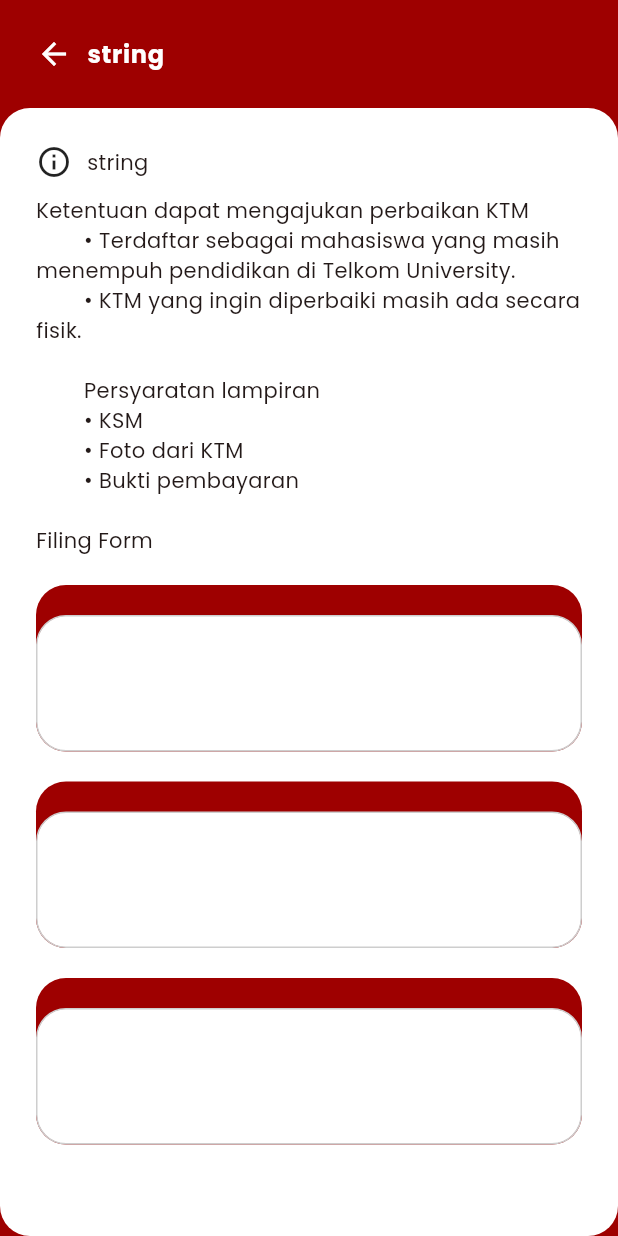
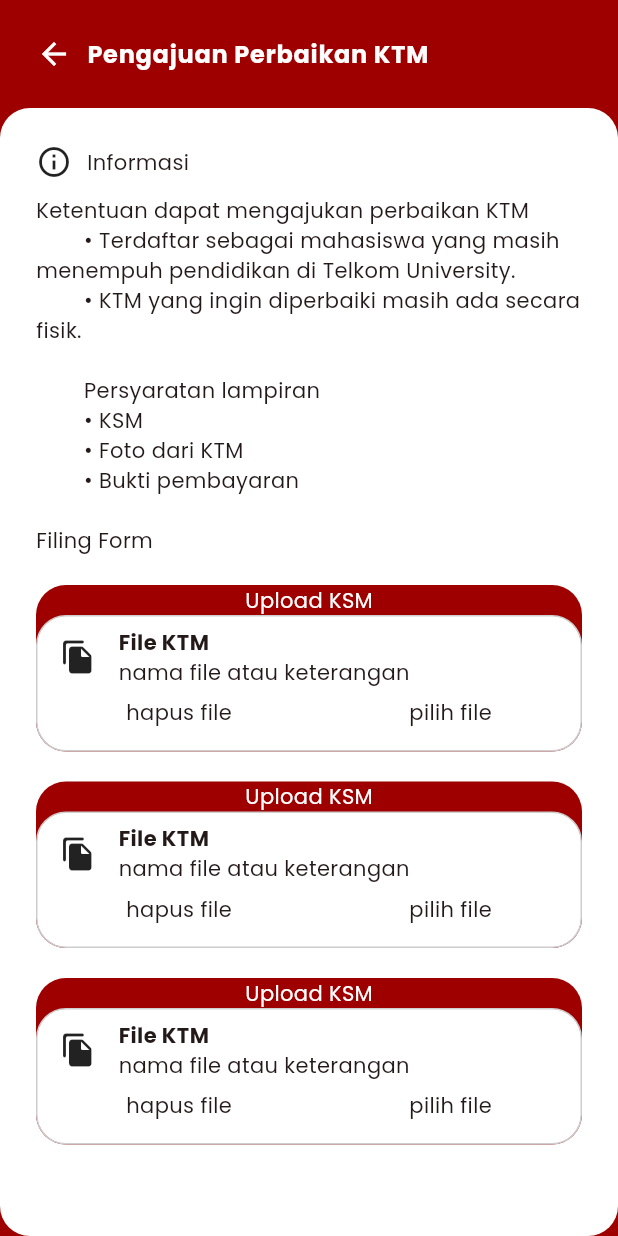
Before and after one commit to aliftf/oktm_service_mobile, a Flutter app: the screen it shows after launch, on a phone screen of 412 x 824 dp. Run offline on Flutter 3.47's test engine with Material 3 defaults, Android fonts, the phone set to English and light mode, and no system bars; missing offline and left inert: dart:html.

Commit message:
menambahkan konten pada filling form

```diff
--- a/lib/pages/pengajuan_page.dart
+++ b/lib/pages/pengajuan_page.dart
@@ -32,7 +32,7 @@ class Screen extends StatelessWidget {
                 children: [
                   Icon(Icons.arrow_back, color: Colors.white,),
                   SizedBox(width: 10,),
-                  Text("string", style: Theme.of(context).textTheme.bodyLarge,),
+                  Text("Pengajuan Perbaikan KTM", style: Theme.of(context).textTheme.bodyLarge,),
                 ],
               ),
             ),
@@ -50,7 +50,7 @@ class Screen extends StatelessWidget {
                       children: [
                         Icon(Icons.info_outline),
                         SizedBox(width: 10,),
-                        Text("string", style: TextStyle(),),
+                        Text("Informasi", style: TextStyle(),),
                       ],
                     ),
                     //content s&k
@@ -86,6 +86,9 @@ class Screen extends StatelessWidget {
                               borderRadius: BorderRadius.all(Radius.circular(20))
                             ),
                             height: 111,
+                            width: double.maxFinite,
+                            alignment: Alignment.topCenter,
+                            child: Text("Upload KSM", style: TextStyle(color: Colors.white),),
                           ),
                           Container(
                             decoration: BoxDecoration(
@@ -94,10 +97,39 @@ class Screen extends StatelessWidget {
                               border: Border.all(width: 1.0, color: Color(0xFFCECECE))
                             ),
                             height: 91,
+                            width: double.maxFinite,
+                            child: Column(
+                              children: [
+                                Row(
+                                  children: [
+                                    Container(
+                                      padding: EdgeInsets.all(15),
+                                      child: Icon(Icons.file_copy_rounded)),
+                                    Column(
+                                      crossAxisAlignment: CrossAxisAlignment.start,
+                                      children: [
+                                        Text("File KTM",style: TextStyle(fontWeight: FontWeight.bold),),
+                                        Text("nama file atau keterangan",)
+                                      ],
+                                    ),
+                                  ],
+                                ),
+                                Container(
+                                  child: Row(
+                                    mainAxisAlignment: MainAxisAlignment.spaceAround,
+                                    children: [
+                                      Text("hapus file"),
+                                      Text("pilih file"),
+                                    ],
+                                  ),
+                                )
+                              ],
+                            ),
                           )
                         ]
                       )
                     ),
+
                     //form2
                     Container(
                       padding: EdgeInsets.symmetric(vertical: 10),
@@ -110,6 +142,9 @@ class Screen extends StatelessWidget {
                               borderRadius: BorderRadius.all(Radius.circular(20))
                             ),
                             height: 111,
+                            width: double.maxFinite,
+                            alignment: Alignment.topCenter,
+                            child: Text("Upload KSM", style: TextStyle(color: Colors.white),),
                           ),
                           Container(
                             decoration: BoxDecoration(
@@ -118,10 +153,39 @@ class Screen extends StatelessWidget {
                               border: Border.all(width: 1.0, color: Color(0xFFCECECE))
                             ),
                             height: 91,
+                            width: double.maxFinite,
+                            child: Column(
+                              children: [
+                                Row(
+                                  children: [
+                                    Container(
+                                      padding: EdgeInsets.all(15),
+                                      child: Icon(Icons.file_copy_rounded)),
+                                    Column(
+                                      crossAxisAlignment: CrossAxisAlignment.start,
+                                      children: [
+                                        Text("File KTM",style: TextStyle(fontWeight: FontWeight.bold),),
+                                        Text("nama file atau keterangan",)
+                                      ],
+                                    ),
+                                  ],
+                                ),
+                                Container(
+                                  child: Row(
+                                    mainAxisAlignment: MainAxisAlignment.spaceAround,
+                                    children: [
+                                      Text("hapus file"),
+                                      Text("pilih file"),
+                                    ],
+                                  ),
+                                )
+                              ],
+                            ),
                           )
                         ]
                       )
                     ),
+
                     //form3
                     Container(
                       padding: EdgeInsets.symmetric(vertical: 10),
@@ -134,6 +198,9 @@ class Screen extends StatelessWidget {
                               borderRadius: BorderRadius.all(Radius.circular(20))
                             ),
                             height: 111,
+                            width: double.maxFinite,
+                            alignment: Alignment.topCenter,
+                            child: Text("Upload KSM", style: TextStyle(color: Colors.white),),
                           ),
                           Container(
                             decoration: BoxDecoration(
@@ -142,10 +209,39 @@ class Screen extends StatelessWidget {
                               border: Border.all(width: 1.0, color: Color(0xFFCECECE))
                             ),
                             height: 91,
+                            width: double.maxFinite,
+                            child: Column(
+                              children: [
+                                Row(
+                                  children: [
+                                    Container(
+                                      padding: EdgeInsets.all(15),
+                                      child: Icon(Icons.file_copy_rounded)),
+                                    Column(
+                                      crossAxisAlignment: CrossAxisAlignment.start,
+                                      children: [
+                                        Text("File KTM",style: TextStyle(fontWeight: FontWeight.bold),),
+                                        Text("nama file atau keterangan",)
+                                      ],
+                                    ),
+                                  ],
+                                ),
+                                Container(
+                                  child: Row(
+                                    mainAxisAlignment: MainAxisAlignment.spaceAround,
+                                    children: [
+                                      Text("hapus file"),
+                                      Text("pilih file"),
+                                    ],
+                                  ),
+                                )
+                              ],
+                            ),
                           )
                         ]
                       )
                     ),
+
                   ],
                 )
               ),
```
